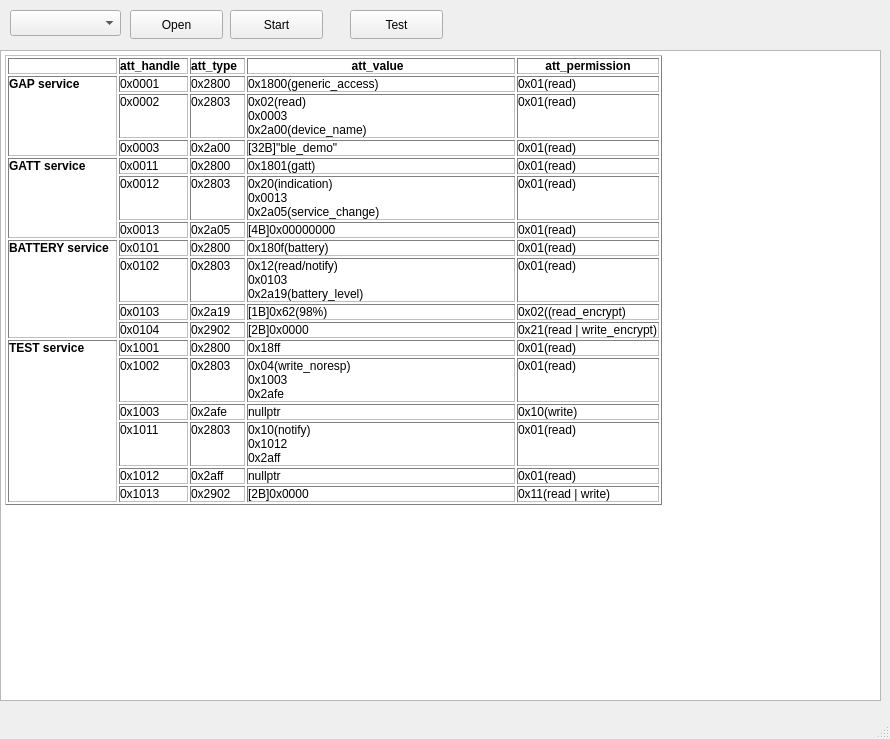
Before: the Qt Designer form bleHostStack/mainwindow.ui in chenwenhuiGithub/bleHostStack, drawn with Qt 5.
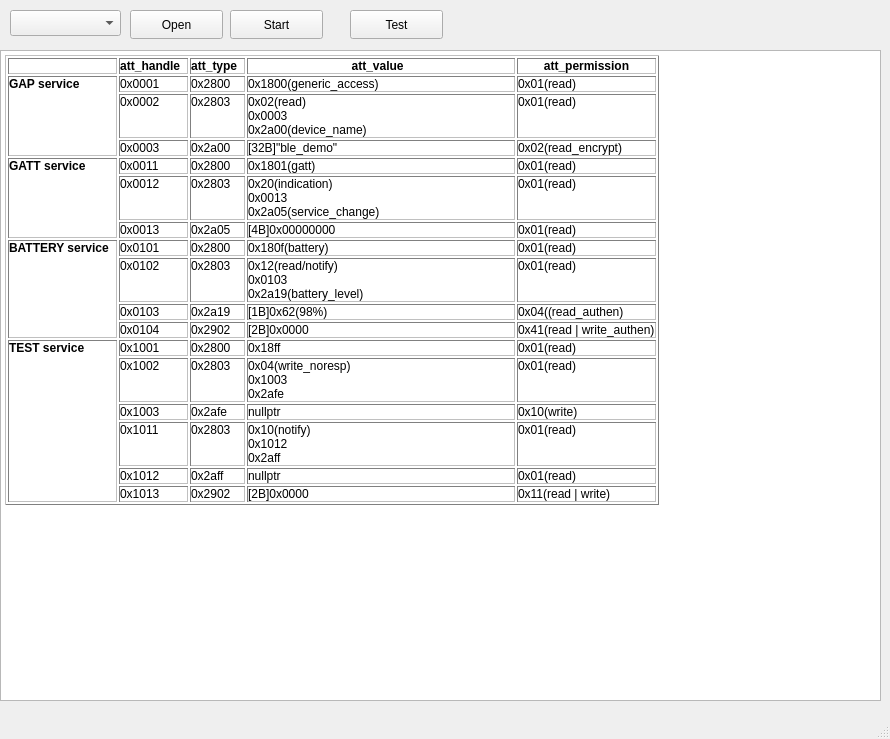
After: the same form once the commit is applied.

What changed in the file:
```diff
--- a/bleHostStack/mainwindow.ui
+++ b/bleHostStack/mainwindow.ui
@@ -110,7 +110,7 @@
 &lt;td&gt;
 &lt;p style=&quot; margin-top:0px; margin-bottom:0px; margin-left:0px; margin-right:0px; -qt-block-indent:0; text-indent:0px;&quot;&gt;[32B]&amp;quot;ble_demo&amp;quot;  &lt;/p&gt;&lt;/td&gt;
 &lt;td&gt;
-&lt;p style=&quot; margin-top:0px; margin-bottom:0px; margin-left:0px; margin-right:0px; -qt-block-indent:0; text-indent:0px;&quot;&gt;0x01(read)&lt;/p&gt;&lt;/td&gt;&lt;/tr&gt;
+&lt;p style=&quot; margin-top:0px; margin-bottom:0px; margin-left:0px; margin-right:0px; -qt-block-indent:0; text-indent:0px;&quot;&gt;0x02(read_encrypt)&lt;/p&gt;&lt;/td&gt;&lt;/tr&gt;
 &lt;tr&gt;
 &lt;td rowspan=&quot;3&quot;&gt;
 &lt;p style=&quot; margin-top:0px; margin-bottom:0px; margin-left:0px; margin-right:0px; -qt-block-indent:0; text-indent:0px;&quot;&gt;&lt;span style=&quot; font-weight:700;&quot;&gt;GATT service&lt;/span&gt;  &lt;/p&gt;&lt;/td&gt;
@@ -168,7 +168,7 @@
 &lt;td&gt;
 &lt;p style=&quot; margin-top:0px; margin-bottom:0px; margin-left:0px; margin-right:0px; -qt-block-indent:0; text-indent:0px;&quot;&gt;[1B]0x62(98%)  &lt;/p&gt;&lt;/td&gt;
 &lt;td&gt;
-&lt;p style=&quot; margin-top:0px; margin-bottom:0px; margin-left:0px; margin-right:0px; -qt-block-indent:0; text-indent:0px;&quot;&gt;0x02((read_encrypt)&lt;/p&gt;&lt;/td&gt;&lt;/tr&gt;
+&lt;p style=&quot; margin-top:0px; margin-bottom:0px; margin-left:0px; margin-right:0px; -qt-block-indent:0; text-indent:0px;&quot;&gt;0x04((read_authen)&lt;/p&gt;&lt;/td&gt;&lt;/tr&gt;
 &lt;tr&gt;
 &lt;td&gt;
 &lt;p style=&quot; margin-top:0px; margin-bottom:0px; margin-left:0px; margin-right:0px; -qt-block-indent:0; text-indent:0px;&quot;&gt;0x0104  &lt;/p&gt;&lt;/td&gt;
@@ -177,7 +177,7 @@
 &lt;td&gt;
 &lt;p style=&quot; margin-top:0px; margin-bottom:0px; margin-left:0px; margin-right:0px; -qt-block-indent:0; text-indent:0px;&quot;&gt;[2B]0x0000  &lt;/p&gt;&lt;/td&gt;
 &lt;td&gt;
-&lt;p style=&quot; margin-top:0px; margin-bottom:0px; margin-left:0px; margin-right:0px; -qt-block-indent:0; text-indent:0px;&quot;&gt;0x21(read | write_encrypt)&lt;/p&gt;&lt;/td&gt;&lt;/tr&gt;
+&lt;p style=&quot; margin-top:0px; margin-bottom:0px; margin-left:0px; margin-right:0px; -qt-block-indent:0; text-indent:0px;&quot;&gt;0x41(read | write_authen)&lt;/p&gt;&lt;/td&gt;&lt;/tr&gt;
 &lt;tr&gt;
 &lt;td rowspan=&quot;6&quot;&gt;
 &lt;p style=&quot; margin-top:0px; margin-bottom:0px; margin-left:0px; margin-right:0px; -qt-block-indent:0; text-indent:0px;&quot;&gt;&lt;span style=&quot; font-weight:700;&quot;&gt;TEST service&lt;/span&gt;  &lt;/p&gt;&lt;/td&gt;
```
